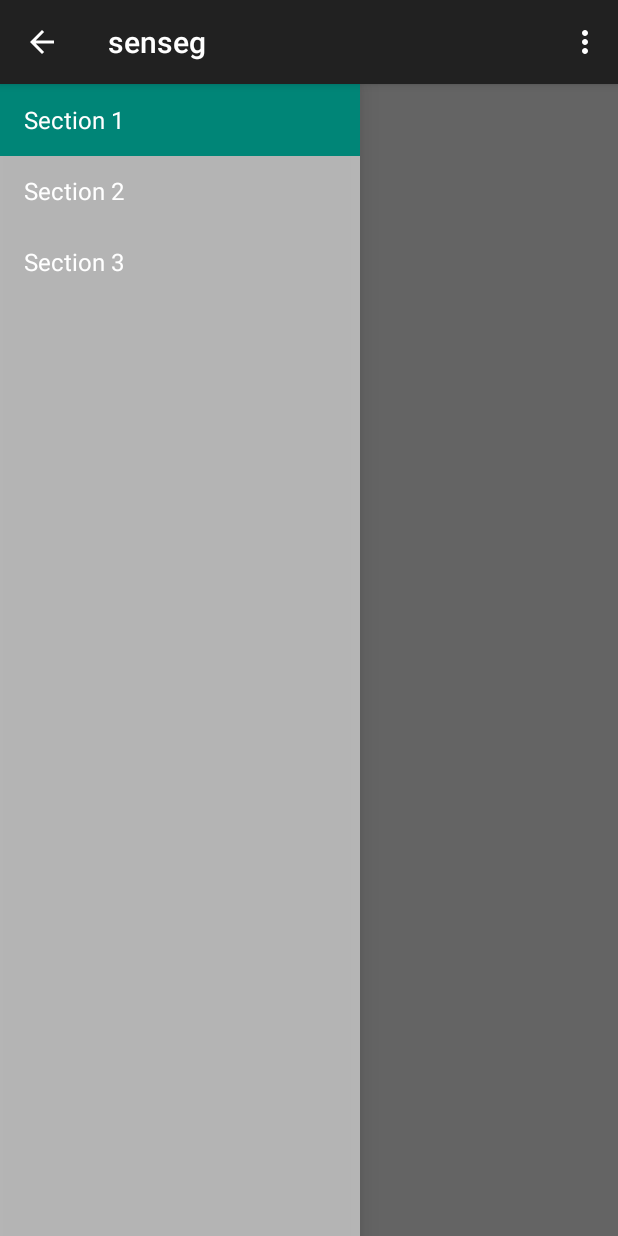
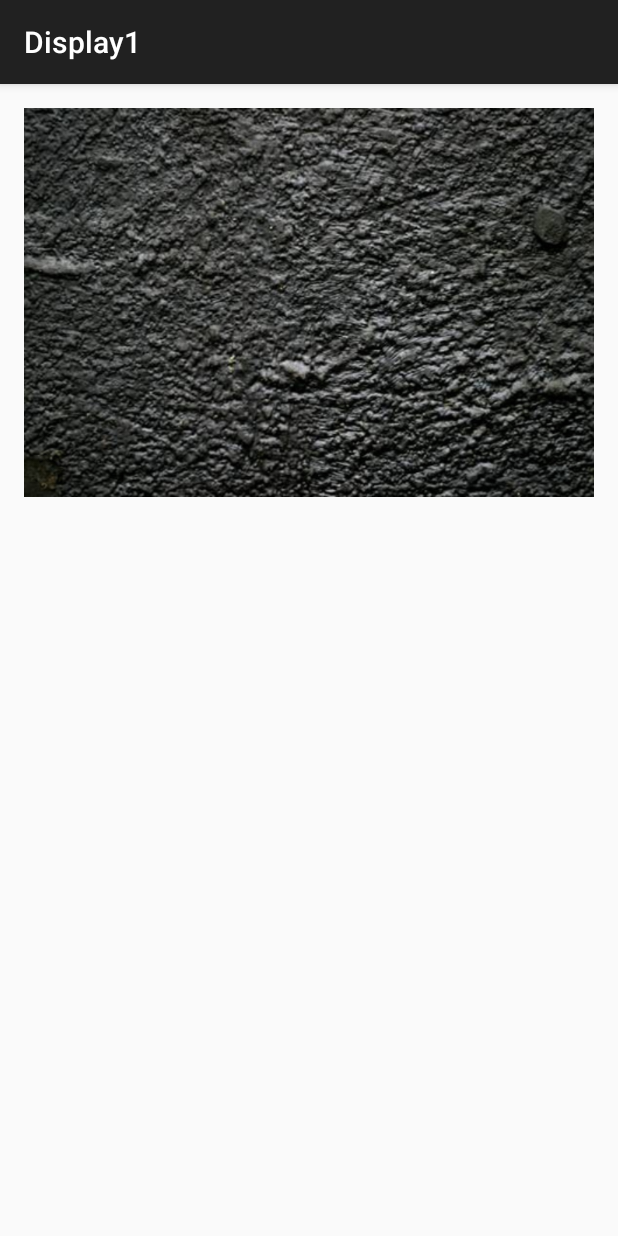
Before and after one commit to prbodas/senseg-app, an Android app: the screen it shows after launch (MainActivity before the commit, Display1 after it), on a phone screen of 412 x 824 dp. Run offline under Robolectric (Android 15) with nearby library versions, the phone set to English and light mode, and no system bars; 2 statements that could not run were skipped.

Commit message:
got image and grain to work
Touch detected before grain played (ty Sara) and image displayed in new
Activity. TODO: display different images based on which navbar chosen,
attempt to nest activities within navbar activity (parent? fragment?)

```diff
--- a/app/build.gradle
+++ b/app/build.gradle
@@ -20,7 +20,8 @@ android {
 }
 
 dependencies {
-    compile fileTree(dir: 'libs', include: ['*.jar'])
+    compile fileTree(include: ['*.jar'], dir: 'libs')
     testCompile 'junit:junit:4.12'
     compile 'com.android.support:appcompat-v7:21.0.3'
+    compile files('libs/com.senseg.haptics.jar')
 }
--- a/app/src/main/AndroidManifest.xml
+++ b/app/src/main/AndroidManifest.xml
@@ -17,6 +17,10 @@
                 <category android:name="android.intent.category.LAUNCHER" />
             </intent-filter>
         </activity>
+        <activity
+            android:name=".Display1"
+            android:label="@string/title_activity_display1" >
+        </activity>
     </application>
 
 </manifest>
--- /dev/null
+++ b/app/src/main/java/com/example/prachi/senseg/Display1.java
@@ -0,0 +1,30 @@
+package com.example.prachi.senseg;
+import com.senseg.haptics.Grain;
+import com.senseg.haptics.HapticSettings;
+
+import android.os.Bundle;
+import android.support.v7.app.ActionBarActivity;
+import android.view.MotionEvent;
+
+public class Display1 extends ActionBarActivity {
+
+    @Override
+    protected void onCreate(Bundle savedInstanceState) {
+        super.onCreate(savedInstanceState);
+        setContentView(R.layout.activity_display1);
+
+    }
+
+    public boolean onTouchEvent(MotionEvent event){
+        switch(event.getAction()){
+            case MotionEvent.ACTION_MOVE:
+                Grain grain = new Grain(Grain.GRAIN_AREA_BUMPY);
+                grain.play(1.0f);
+                break;
+            default:
+                return false;
+        }
+        return true;
+    }
+
+}
--- a/app/src/main/java/com/example/prachi/senseg/MainActivity.java
+++ b/app/src/main/java/com/example/prachi/senseg/MainActivity.java
@@ -1,6 +1,7 @@
 package com.example.prachi.senseg;
 
 import android.app.Activity;
+import android.content.Intent;
 import android.support.v7.app.ActionBarActivity;
 import android.support.v7.app.ActionBar;
 import android.support.v4.app.Fragment;
@@ -17,6 +18,8 @@ import android.view.ViewGroup;
 import android.support.v4.widget.DrawerLayout;
 import android.widget.ArrayAdapter;
 import android.widget.TextView;
+
+//import com.senseg.haptics.Grain;
 
 public class MainActivity extends ActionBarActivity
         implements NavigationDrawerFragment.NavigationDrawerCallbacks {
@@ -48,23 +51,25 @@ public class MainActivity extends ActionBarActivity
 
     @Override
     public void onNavigationDrawerItemSelected(int position) {
+        Intent inn1 = new Intent(this, Display1.class);
+        this.startActivity(inn1);
         // update the main content by replacing fragments
-        FragmentManager fragmentManager = getSupportFragmentManager();
-        fragmentManager.beginTransaction()
-                .replace(R.id.container, PlaceholderFragment.newInstance(position + 1))
-                .commit();
+        //FragmentManager fragmentManager = getSupportFragmentManager();
+        //fragmentManager.beginTransaction()
+                //.replace(R.id.container, PlaceholderFragment.newInstance(position + 1))
+                //.commit();
     }
 
     public void onSectionAttached(int number) {
         switch (number) {
             case 1:
-                mTitle = getString(R.string.title_section1);
+                mTitle = "Bumpy fragment";
                 break;
             case 2:
-                mTitle = getString(R.string.title_section2);
+                mTitle = "Section 2";
                 break;
             case 3:
-                mTitle = getString(R.string.title_section3);
+                mTitle = "Section 3";
                 break;
         }
     }
--- a/app/src/main/java/com/example/prachi/senseg/NavigationDrawerFragment.java
+++ b/app/src/main/java/com/example/prachi/senseg/NavigationDrawerFragment.java
@@ -1,5 +1,6 @@
 package com.example.prachi.senseg;
 
+import android.content.Context;
 import android.support.v7.app.ActionBarActivity;
 import android.app.Activity;
 import android.support.v7.app.ActionBar;
@@ -21,6 +22,9 @@ import android.widget.AdapterView;
 import android.widget.ArrayAdapter;
 import android.widget.ListView;
 import android.widget.Toast;
+import android.content.Intent;
+
+import static com.example.prachi.senseg.MainActivity.*;
 
 /**
  * Fragment used for managing interactions for and presentation of a navigation drawer.
@@ -201,6 +205,7 @@ public class NavigationDrawerFragment extends Fragment {
         }
 
         //add if statements to open new xml files based on where the position clicked is
+        //but first make the files
     }
 
     @Override
@@ -275,7 +280,7 @@ public class NavigationDrawerFragment extends Fragment {
     /**
      * Callbacks interface that all activities using this fragment must implement.
      */
-    public static interface NavigationDrawerCallbacks {
+    public interface NavigationDrawerCallbacks {
         /**
          * Called when an item in the navigation drawer is selected.
          */
--- /dev/null
+++ b/app/src/main/res/layout/activity_display1.xml
@@ -0,0 +1,27 @@
+<?xml version="1.0" encoding="utf-8"?>
+<RelativeLayout xmlns:android="http://schemas.android.com/apk/res/android"
+    xmlns:tools="http://schemas.android.com/tools" android:layout_width="match_parent"
+    android:layout_height="match_parent" android:paddingLeft="@dimen/activity_horizontal_margin"
+    android:paddingRight="@dimen/activity_horizontal_margin"
+    android:paddingTop="@dimen/activity_vertical_margin"
+    android:paddingBottom="@dimen/activity_vertical_margin"
+    tools:context="com.example.prachi.senseg.Display1">
+
+    <FrameLayout
+        android:layout_width="match_parent"
+        android:layout_height="match_parent">
+
+        <ImageView
+            android:layout_width="389dp"
+            android:layout_height="259dp"
+            android:id="@+id/imageView"
+            android:src="@drawable/bumpytexture"
+            android:baselineAlignBottom="false"
+            android:adjustViewBounds="true"
+            android:maxHeight="100dp"
+            android:maxWidth="250dp"
+            android:minHeight="100dp"
+            android:minWidth="250dp"
+            android:scaleType="centerInside"/>
+    </FrameLayout>
+</RelativeLayout>
--- a/app/src/main/res/layout/drawer_main.xml
+++ b/app/src/main/res/layout/drawer_main.xml
@@ -2,4 +2,5 @@
     xmlns:tools="http://schemas.android.com/tools" android:layout_width="match_parent"
     android:layout_height="match_parent" android:choiceMode="singleChoice"
     android:divider="@android:color/transparent" android:dividerHeight="0dp"
-    android:background="#cccc" tools:context=".NavigationDrawerFragment" />
+    android:background="#cccc" android:parentActivityName = "com.prachi.senseg.MainActivity"
+    tools:context=".NavigationDrawerFragment" />
--- a/app/src/main/res/values/strings.xml
+++ b/app/src/main/res/values/strings.xml
@@ -11,4 +11,5 @@
     <string name="action_example">Example action</string>
 
     <string name="action_settings">Settings</string>
+    <string name="title_activity_display1">Display1</string>
 </resources>
```
Also changed, not shown: app/libs/com.senseg.haptics.jar (added), app/src/main/res/drawable/bumpytexture.jpg (added), 1 other file.
